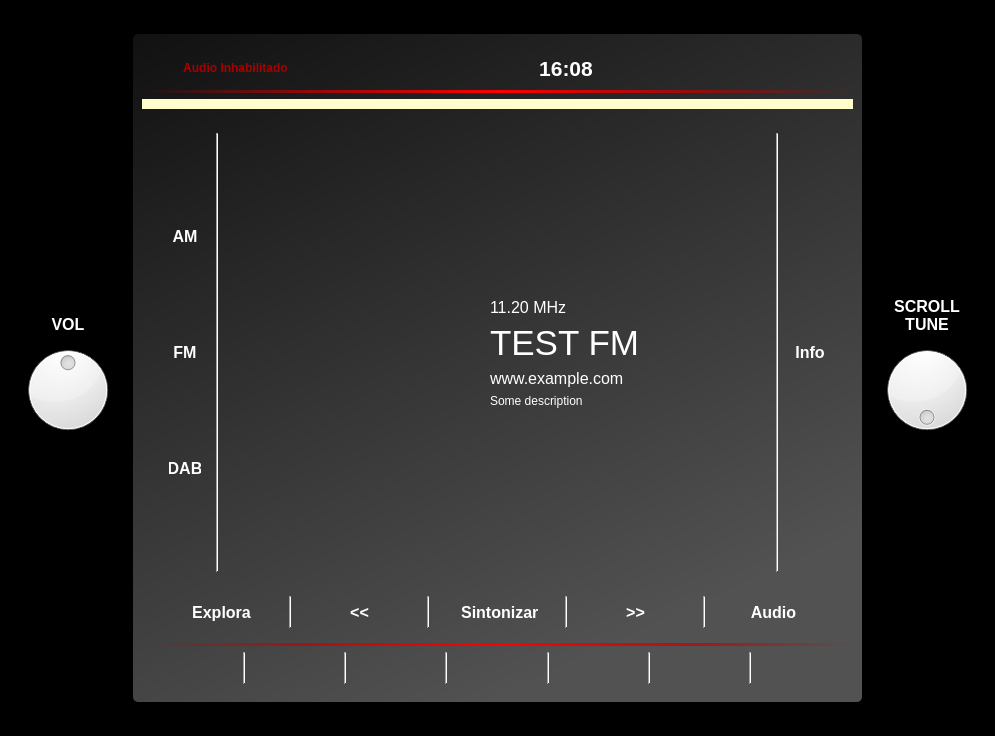
Old version of the form view/ui/MainWindow.ui in the repository EdwinJOrtizCampos/SeamlessRadio.
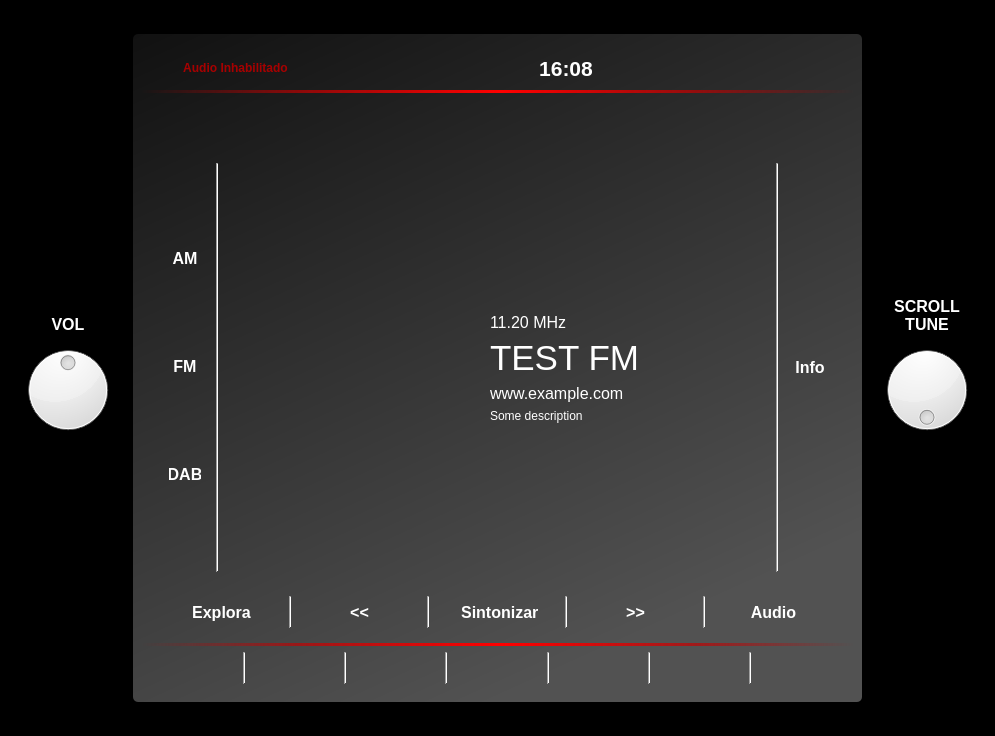
New version of the form. Icons and pictures are not drawn. Custom widgets are drawn as their Qt base class.

Commit message: feat: Add RadioTableModel

```diff
--- a/view/ui/MainWindow.ui
+++ b/view/ui/MainWindow.ui
@@ -23,11 +23,6 @@
 	background-color: black;
 }
 
-QWidget#widget_radio_list
-{
-	background: rgb(255, 253, 202);
-}
-
 QWidget#widget_header
 {
 	background: transparent;
@@ -76,6 +71,57 @@
 	color: white;
 	height: 32px;
 	width: 32px;
+}
+
+QTableView#table_radio_list
+{
+    background-color: transparent;
+    color: white;
+    font-family: &quot;Segoe UI&quot;;
+    font-size: 8px;
+    font-weight: 600;
+}
+
+QTableView#table_radio_list::item
+{
+    border-right: 1px solid qlineargradient(spread:pad, x1:0, y1:1, x2:1, y2:1, stop:0 rgba(0, 0, 0, 0), stop:0.225275 rgba(196, 0, 0, 173), stop:0.505495 rgba(255, 0, 0, 255), stop:0.78022 rgba(196, 0, 0, 173), stop:1 rgba(255, 255, 255, 0));
+    border-left: 1px solid qlineargradient(spread:pad, x1:0, y1:1, x2:1, y2:1, stop:0 rgba(0, 0, 0, 0), stop:0.225275 rgba(196, 0, 0, 173), stop:0.505495 rgba(255, 0, 0, 255), stop:0.78022 rgba(196, 0, 0, 173), stop:1 rgba(255, 255, 255, 0));
+}
+
+QTableView#table_radio_list::item:selected
+{
+	color: red;
+}
+
+QTableView#table_radio_list::item:hover:selected
+{
+	color: red;
+}
+
+QScrollBar:horizontal {
+    background: transparent;
+    height: 4px;
+    margin: 0px;
+}
+
+QScrollBar::handle:horizontal {
+    background: rgb(98, 98, 98);
+    border-radius: 2px;
+    min-width: 20px;
+}
+
+QScrollBar::handle:horizontal:hover {
+    background: rgb(68, 68, 68);
+}
+
+QScrollBar::add-line:horizontal,
+QScrollBar::sub-line:horizontal {
+    width: 0px;
+}
+
+QScrollBar::add-page:horizontal,
+QScrollBar::sub-page:horizontal {
+    background: transparent;
 }</string>
   </property>
   <widget class="QWidget" name="widget_frame">
@@ -408,9 +454,81 @@
          <property name="minimumSize">
           <size>
            <width>0</width>
-           <height>10</height>
+           <height>40</height>
           </size>
          </property>
+         <property name="maximumSize">
+          <size>
+           <width>16777215</width>
+           <height>40</height>
+          </size>
+         </property>
+         <layout class="QVBoxLayout" name="verticalLayout_4">
+          <property name="spacing">
+           <number>0</number>
+          </property>
+          <property name="leftMargin">
+           <number>0</number>
+          </property>
+          <property name="topMargin">
+           <number>0</number>
+          </property>
+          <property name="rightMargin">
+           <number>0</number>
+          </property>
+          <property name="bottomMargin">
+           <number>0</number>
+          </property>
+          <item>
+           <widget class="QTableView" name="table_radio_list">
+            <property name="sizePolicy">
+             <sizepolicy hsizetype="Expanding" vsizetype="Maximum">
+              <horstretch>0</horstretch>
+              <verstretch>0</verstretch>
+             </sizepolicy>
+            </property>
+            <property name="minimumSize">
+             <size>
+              <width>0</width>
+              <height>40</height>
+             </size>
+            </property>
+            <property name="maximumSize">
+             <size>
+              <width>16777215</width>
+              <height>40</height>
+             </size>
+            </property>
+            <property name="focusPolicy">
+             <enum>Qt::FocusPolicy::NoFocus</enum>
+            </property>
+            <property name="verticalScrollBarPolicy">
+             <enum>Qt::ScrollBarPolicy::ScrollBarAlwaysOff</enum>
+            </property>
+            <property name="editTriggers">
+             <set>QAbstractItemView::EditTrigger::CurrentChanged</set>
+            </property>
+            <property name="selectionMode">
+             <enum>QAbstractItemView::SelectionMode::SingleSelection</enum>
+            </property>
+            <property name="horizontalScrollMode">
+             <enum>QAbstractItemView::ScrollMode::ScrollPerPixel</enum>
+            </property>
+            <property name="showGrid">
+             <bool>false</bool>
+            </property>
+            <property name="cornerButtonEnabled">
+             <bool>false</bool>
+            </property>
+            <attribute name="horizontalHeaderVisible">
+             <bool>false</bool>
+            </attribute>
+            <attribute name="verticalHeaderVisible">
+             <bool>false</bool>
+            </attribute>
+           </widget>
+          </item>
+         </layout>
         </widget>
        </item>
        <item>
```
The commit also changes 3 other files.
